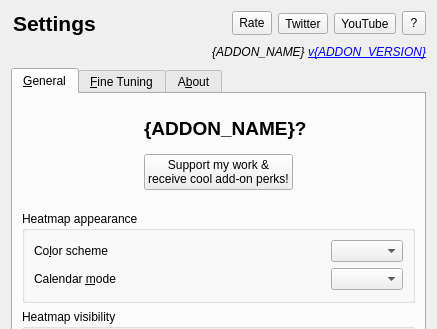
glutanimate/review-heatmap, file designer/options.ui: the form before one commit; both pictures show x 0 to 437 and y 0 to 329 of the 437 by 589 pixel window.
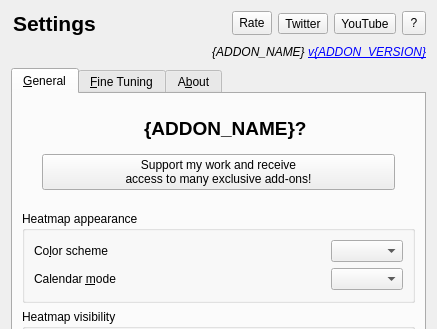
The form after the commit. Icons and pictures are not drawn.

What changed in the file:
```diff
--- a/designer/options.ui
+++ b/designer/options.ui
@@ -267,7 +267,7 @@
               <enum>Qt::Horizontal</enum>
              </property>
              <property name="sizeType">
-              <enum>QSizePolicy::MinimumExpanding</enum>
+              <enum>QSizePolicy::Minimum</enum>
              </property>
              <property name="sizeHint" stdset="0">
               <size>
@@ -286,8 +286,8 @@
               <string>Perks include access to Patron-only add-ons, &lt;br&gt;exclusive blog posts, mentions in the credits, and more!</string>
              </property>
              <property name="text">
-              <string>Support my work &amp;&amp;
-receive cool add-on perks!</string>
+              <string>Support my work and receive
+access to many exclusive add-ons!</string>
              </property>
              <property name="icon">
               <iconset resource="../resources/icons.qrc">
@@ -307,7 +307,7 @@
               <enum>Qt::Horizontal</enum>
              </property>
              <property name="sizeType">
-              <enum>QSizePolicy::MinimumExpanding</enum>
+              <enum>QSizePolicy::Minimum</enum>
              </property>
              <property name="sizeHint" stdset="0">
               <size>
```
